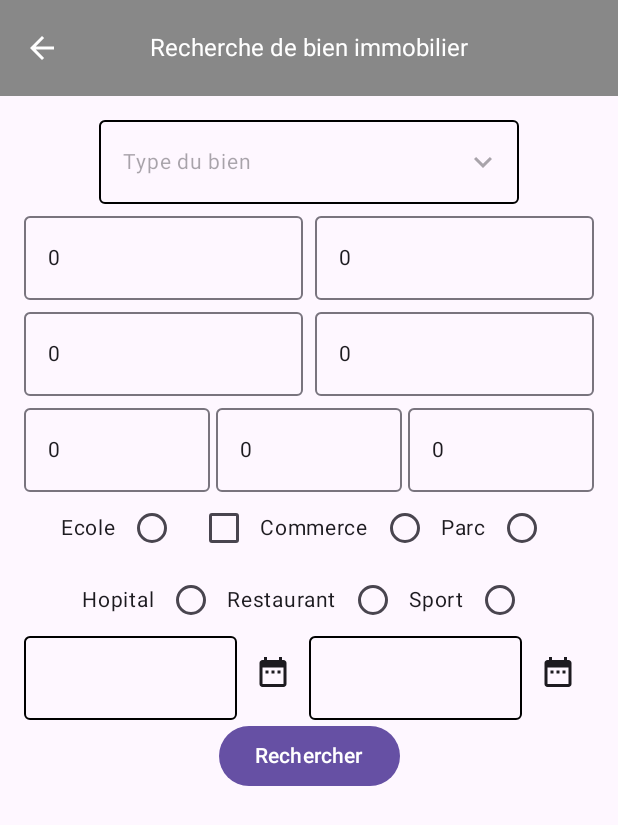
After one commit to Sbibouf/RealEstateManagerP09, an Android app built with Jetpack Compose: the SearchActivity screen opened directly, with no data from a screen before it, on a phone screen of 412 x 824 dp. The commit adds this screen. Shown: the top 825 px of the screen. Run offline under Robolectric (Android 15) with nearby library versions, the phone set to English and light mode, and no system bars.

```diff
--- a/app/src/main/AndroidManifest.xml
+++ b/app/src/main/AndroidManifest.xml
@@ -69,6 +69,12 @@
             android:theme="@style/Theme.RealEstateManager">
 
         </activity>
+        <activity
+            android:name="com.example.realestatemanager.SearchActivity"
+            android:exported="false"
+            android:theme="@style/Theme.RealEstateManager">
+
+        </activity>
         <meta-data android:name="com.google.android.geo.API_KEY" android:value="${MAPS_API_KEY}"/>
     </application>
 
--- /dev/null
+++ b/app/src/main/java/com/example/realestatemanager/SearchActivity.kt
@@ -0,0 +1,33 @@
+package com.example.realestatemanager
+
+import android.os.Bundle
+import androidx.activity.ComponentActivity
+import androidx.activity.compose.setContent
+import androidx.compose.foundation.layout.fillMaxSize
+import androidx.compose.material3.MaterialTheme
+import androidx.compose.material3.Surface
+import androidx.compose.ui.Modifier
+import com.example.realestatemanager.model.SearchCriteria
+import com.example.realestatemanager.ui.search.SearchCriteria
+import com.example.realestatemanager.ui.theme.EstateDetailTheme
+
+class SearchActivity : ComponentActivity() {
+    private val searchCriteria: SearchCriteria = SearchCriteria()
+    override fun onCreate(savedInstanceState: Bundle?) {
+        super.onCreate(savedInstanceState)
+        setContent {
+
+            EstateDetailTheme {
+                Surface(
+                    modifier = Modifier.fillMaxSize(),
+                    color = MaterialTheme.colorScheme.background
+                ) {
+                    SearchCriteria(searchCriteria = searchCriteria) {
+
+                    }
+
+                }
+            }
+        }
+    }
+}
--- a/app/src/main/java/com/example/realestatemanager/data/local/dao/LibraryDao.kt
+++ b/app/src/main/java/com/example/realestatemanager/data/local/dao/LibraryDao.kt
@@ -21,6 +21,9 @@ interface LibraryDao {
      */
     @Insert(onConflict = OnConflictStrategy.REPLACE)
     fun insert(estate: Estate)
+
+    @Insert(onConflict = OnConflictStrategy.REPLACE)
+    suspend fun getInsertedEstateId(estate: Estate): Long
 
     /**
      * Insert a new estatePhoto
--- a/app/src/main/java/com/example/realestatemanager/data/local/repository/EstateRepository.kt
+++ b/app/src/main/java/com/example/realestatemanager/data/local/repository/EstateRepository.kt
@@ -17,6 +17,8 @@ class EstateRepository @Inject constructor(private val libraryDao: LibraryDao){
 
     fun insertEstate(estate : Estate) = libraryDao.insert(estate)
 
+    suspend fun getInsertedEstateId(estate : Estate) : Long = libraryDao.getInsertedEstateId(estate)
+
     fun insertEstatePhoto(photo: EstatePhoto) = libraryDao.insertPhoto(photo)
 
     fun getAllEstateWithPhoto() : Flow<List<EstateWithPhotos>> = libraryDao.getAllEstateWithPhoto()
--- a/app/src/main/java/com/example/realestatemanager/model/SearchCriteria.kt
+++ b/app/src/main/java/com/example/realestatemanager/model/SearchCriteria.kt
@@ -1,18 +1,22 @@
 package com.example.realestatemanager.model
 
 data class SearchCriteria(
-    val minPrice : String,
-    val maxPrice : String,
-    val minSize : String,
-    val maxSize : String,
-    val school : Boolean,
-    val shops : Boolean,
-    val parc : Boolean,
-    val hospital : Boolean,
-    val restaurant : Boolean,
-    val sport : Boolean,
-    val entryDate : String,
-    val soldDate : String,
-    val soldState : Boolean,
+    var type : String = "",
+    var minPrice : Int = 0,
+    var maxPrice : Int = 0,
+    var minSize : Int = 0,
+    var maxSize : Int = 0,
+    var numberOfRooms : Int = 0,
+    var numberOfBedRooms : Int = 0,
+    var numberOfBathRooms : Int = 0,
+    var school : Boolean = false,
+    var shops : Boolean = false,
+    var parc : Boolean = false,
+    var hospital : Boolean = false,
+    var restaurant : Boolean = false,
+    var sport : Boolean = false,
+    var entryDate : String = "",
+    var soldDate : String = "",
+    var soldState : Boolean = false,
 
 )
--- /dev/null
+++ b/app/src/main/java/com/example/realestatemanager/ui/search/SearchScreen.kt
@@ -0,0 +1,390 @@
+package com.example.realestatemanager.ui.search
+
+import androidx.compose.foundation.clickable
+import androidx.compose.foundation.layout.Column
+import androidx.compose.foundation.layout.Row
+import androidx.compose.foundation.layout.Spacer
+import androidx.compose.foundation.layout.fillMaxSize
+import androidx.compose.foundation.layout.fillMaxWidth
+import androidx.compose.foundation.layout.height
+import androidx.compose.foundation.layout.padding
+import androidx.compose.foundation.layout.width
+import androidx.compose.foundation.rememberScrollState
+import androidx.compose.foundation.text.KeyboardOptions
+import androidx.compose.foundation.verticalScroll
+import androidx.compose.material.icons.Icons
+import androidx.compose.material.icons.automirrored.filled.ArrowBack
+import androidx.compose.material.icons.filled.DateRange
+import androidx.compose.material.icons.filled.KeyboardArrowDown
+import androidx.compose.material3.Button
+import androidx.compose.material3.CenterAlignedTopAppBar
+import androidx.compose.material3.Checkbox
+import androidx.compose.material3.DatePicker
+import androidx.compose.material3.DatePickerDialog
+import androidx.compose.material3.DropdownMenu
+import androidx.compose.material3.DropdownMenuItem
+import androidx.compose.material3.ExperimentalMaterial3Api
+import androidx.compose.material3.Icon
+import androidx.compose.material3.IconButton
+import androidx.compose.material3.MaterialTheme
+import androidx.compose.material3.OutlinedTextField
+import androidx.compose.material3.OutlinedTextFieldDefaults
+import androidx.compose.material3.RadioButton
+import androidx.compose.material3.Scaffold
+import androidx.compose.material3.SelectableDates
+import androidx.compose.material3.Surface
+import androidx.compose.material3.Text
+import androidx.compose.material3.TopAppBarDefaults
+import androidx.compose.material3.rememberDatePickerState
+import androidx.compose.runtime.Composable
+import androidx.compose.runtime.getValue
+import androidx.compose.runtime.mutableStateOf
+import androidx.compose.runtime.remember
+import androidx.compose.runtime.setValue
+import androidx.compose.ui.Alignment
+import androidx.compose.ui.Modifier
+import androidx.compose.ui.graphics.Color
+import androidx.compose.ui.res.stringResource
+import androidx.compose.ui.text.TextStyle
+import androidx.compose.ui.text.input.ImeAction
+import androidx.compose.ui.text.input.KeyboardType
+import androidx.compose.ui.tooling.preview.Preview
+import androidx.compose.ui.unit.dp
+import androidx.compose.ui.unit.sp
+import com.example.realestatemanager.R
+import com.example.realestatemanager.model.SearchCriteria
+import java.text.SimpleDateFormat
+import java.util.Date
+import java.util.Locale
+
+@OptIn(ExperimentalMaterial3Api::class)
+@Composable
+fun SearchCriteria(searchCriteria: SearchCriteria, onBackClick: () -> Unit) {
+
+    Scaffold(
+        topBar = {
+            CenterAlignedTopAppBar(
+                colors = TopAppBarDefaults.topAppBarColors(
+                    containerColor = Color.Gray,
+                    titleContentColor = Color.White,
+                    navigationIconContentColor = Color.White,
+                    actionIconContentColor = Color.White
+                ),
+                title = {
+                    Text(
+                        text = "Recherche de bien immobilier",
+                        style = TextStyle.Default.copy(fontSize = 16.sp)
+                    )
+                },
+                navigationIcon = {
+                    IconButton(onClick = { onBackClick() }) {
+                        Icon(
+                            imageVector = Icons.AutoMirrored.Filled.ArrowBack,
+                            contentDescription = null
+                        )
+                    }
+                },
+
+                )
+        },
+        content = {
+            Column(
+                modifier = Modifier
+                    .fillMaxWidth()
+                    .padding(it)
+            ) {
+
+                SearchForm(searchCriteria = searchCriteria)
+            }
+
+        })
+}
+
+@Composable
+fun SearchForm(
+    searchCriteria: SearchCriteria,
+) {
+
+    var showDatePicker by remember { mutableStateOf(false) }
+    var dateType by remember { mutableStateOf("") }
+
+    var isDropDownMenuExpanded by remember { mutableStateOf(false) }
+    val estateType = listOf("House", "Flat", "Penthouse", "Villa", "Duplex", "Triplex")
+
+    Surface(
+        modifier = Modifier.fillMaxSize(),
+        color = MaterialTheme.colorScheme.background
+    ) {
+        Column(
+            modifier = Modifier
+                .verticalScroll(rememberScrollState())
+                .fillMaxSize()
+                .padding(16.dp),
+            horizontalAlignment = Alignment.CenterHorizontally
+        ) {
+
+            OutlinedTextField(
+                value = searchCriteria.type,
+                onValueChange = { newValue -> searchCriteria.type = newValue },
+                placeholder = {
+                    Text(stringResource(R.string.Nom_du_bien_immobilier))
+                },
+                enabled = false,
+                trailingIcon = {
+                    Icon(
+                        imageVector = Icons.Default.KeyboardArrowDown,
+                        contentDescription = null
+                    )
+                },
+                colors = OutlinedTextFieldDefaults.colors(
+                    disabledTextColor = Color.Black,
+                    focusedBorderColor = Color.Black,
+                    unfocusedBorderColor = Color.Black,
+                    disabledBorderColor = Color.Black,
+                ),
+                modifier = Modifier.clickable { isDropDownMenuExpanded = true })
+
+            DropdownMenu(
+                expanded = isDropDownMenuExpanded,
+                onDismissRequest = { isDropDownMenuExpanded = false }) {
+                estateType.forEach { option ->
+                    DropdownMenuItem(onClick = {
+                        searchCriteria.type = option
+                        isDropDownMenuExpanded = false
+                    }, text = { Text(text = option) })
+
+
+                }
+            }
+
+            Spacer(modifier = Modifier.height(8.dp))
+
+
+            Row {
+                OutlinedTextField(
+                    value = searchCriteria.minPrice.toString(),
+                    onValueChange = { newValue ->
+                        searchCriteria.minPrice = newValue.toInt()
+                    },
+                    modifier = Modifier.weight(1f)
+                )
+                Spacer(modifier = Modifier.width(8.dp))
+
+                OutlinedTextField(
+                    value = searchCriteria.maxPrice.toString(),
+                    onValueChange = { newValue ->
+                        searchCriteria.maxPrice = newValue.toInt()
+                    },
+                    modifier = Modifier.weight(1f)
+                )
+            }
+            Spacer(modifier = Modifier.height(8.dp))
+            Row {
+                OutlinedTextField(
+                    value = searchCriteria.minSize.toString(),
+                    onValueChange = { newValue ->
+                        searchCriteria.minSize = newValue.toInt()
+                    },
+                    modifier = Modifier.weight(1f)
+                )
+                Spacer(modifier = Modifier.width(8.dp))
+
+                OutlinedTextField(
+                    value = searchCriteria.maxSize.toString(),
+                    onValueChange = { newValue ->
+                        searchCriteria.maxSize = newValue.toInt()
+                    },
+                    modifier = Modifier.weight(1f)
+                )
+            }
+            Spacer(modifier = Modifier.height(8.dp))
+
+            Row {
+                OutlinedTextField(
+                    value = searchCriteria.numberOfRooms.toString(),
+                    onValueChange = { newValue -> searchCriteria.numberOfRooms = newValue.toInt() },
+                    keyboardOptions = KeyboardOptions(
+                        keyboardType = KeyboardType.Number,
+                        imeAction = ImeAction.Done
+                    ),
+                    placeholder = {
+                        Text(stringResource(R.string.Number_of_rooms))
+                    },
+                    modifier = Modifier
+                        .weight(1f)
+                )
+                Spacer(modifier = Modifier.width(4.dp))
+
+                OutlinedTextField(
+                    value = searchCriteria.numberOfBedRooms.toString(),
+                    onValueChange = { newValue ->
+                        searchCriteria.numberOfBedRooms = newValue.toInt()
+                    },
+                    keyboardOptions = KeyboardOptions(
+                        keyboardType = KeyboardType.Number,
+                        imeAction = ImeAction.Done
+                    ),
+                    placeholder = {
+                        Text(stringResource(R.string.Number_of_bedrooms))
+                    },
+                    modifier = Modifier
+                        .weight(1f)
+                )
+
+                Spacer(modifier = Modifier.width(4.dp))
+                OutlinedTextField(
+                    value = searchCriteria.numberOfBathRooms.toString(),
+                    onValueChange = { newValue ->
+                        searchCriteria.numberOfBathRooms = newValue.toInt()
+                    },
+                    keyboardOptions = KeyboardOptions(
+                        keyboardType = KeyboardType.Number,
+                        imeAction = ImeAction.Done
+                    ),
+                    placeholder = {
+                        Text(stringResource(R.string.Number_of_bathrooms))
+                    },
+                    modifier = Modifier
+                        .weight(1f)
+                )
+            }
+
+            Row(verticalAlignment = Alignment.CenterVertically) {
+
+                Text(text = "Ecole")
+                RadioButton(selected = searchCriteria.school, onClick = { /*TODO*/ })
+                Checkbox(checked = searchCriteria.school, onCheckedChange ={} )
+                Text(text = "Commerce")
+                RadioButton(selected = searchCriteria.shops, onClick = { /*TODO*/ })
+                Text(text = "Parc")
+                RadioButton(selected = searchCriteria.parc, onClick = { /*TODO*/ })
+            }
+            Row(verticalAlignment = Alignment.CenterVertically) {
+                Text(text = "Hopital")
+                RadioButton(selected = searchCriteria.hospital, onClick = { /*TODO*/ })
+                Text(text = "Restaurant")
+                RadioButton(selected = searchCriteria.restaurant, onClick = { /*TODO*/ })
+                Text(text = "Sport")
+                RadioButton(selected = searchCriteria.sport, onClick = { /*TODO*/ })
+            }
+            Row {
+                OutlinedTextField(
+                    value = searchCriteria.entryDate,
+                    onValueChange = { newValue ->
+                        searchCriteria.entryDate = newValue
+                    },
+                    modifier = Modifier.weight(1f),
+                    placeholder = { stringResource(R.string.Date_entrée) },
+                    enabled = false,
+                    colors = OutlinedTextFieldDefaults.colors(
+                        disabledTextColor = Color.Black,
+                        focusedBorderColor = Color.Black,
+                        unfocusedBorderColor = Color.Black,
+                        disabledBorderColor = Color.Black,
+                    )
+                )
+                IconButton(onClick = {
+                    showDatePicker = true
+                    dateType = "entryDate"
+                }) {
+                    Icon(imageVector = Icons.Default.DateRange, contentDescription = null)
+                }
+                OutlinedTextField(
+                    value = searchCriteria.soldDate,
+                    onValueChange = { newValue ->
+                        searchCriteria.soldDate = newValue
+                    },
+                    modifier = Modifier.weight(1f),
+                    placeholder = { stringResource(R.string.Date_vente) },
+                    enabled = false,
+                    colors = OutlinedTextFieldDefaults.colors(
+                        disabledTextColor = Color.Black,
+                        focusedBorderColor = Color.Black,
+                        unfocusedBorderColor = Color.Black,
+                        disabledBorderColor = Color.Black,
+                    )
+                )
+                IconButton(onClick = {
+                    showDatePicker = true
+                    dateType = "soldDate"
+                }) {
+                    Icon(imageVector = Icons.Default.DateRange, contentDescription = null)
+                }
+            }
+
+            Button(onClick = {
+
+            }) {
+                Text(stringResource(R.string.Rechercher))
+            }
+        }
+
+
+    }
+    if (showDatePicker && dateType == "entryDate") {
+        MyDatePickerDialog(
+            onDateSelected = { newValue -> searchCriteria.entryDate = newValue },
+            onDismiss = { showDatePicker = false })
+
+    } else if (showDatePicker && dateType == "soldDate") {
+        MyDatePickerDialog(
+            onDateSelected = { newValue -> searchCriteria.soldDate = newValue },
+            onDismiss = { showDatePicker = false })
+    }
+}
+
+private fun convertMillisToDate(millis: Long): String {
+    val formatter = SimpleDateFormat("dd/MM/yyyy", Locale.FRANCE)
+    return formatter.format(Date(millis))
+}
+
+@OptIn(ExperimentalMaterial3Api::class)
+@Composable
+fun MyDatePickerDialog(
+    onDateSelected: (String) -> Unit,
+    onDismiss: () -> Unit
+) {
+    val datePickerState = rememberDatePickerState(selectableDates = object : SelectableDates {
+        override fun isSelectableDate(utcTimeMillis: Long): Boolean {
+            return utcTimeMillis <= System.currentTimeMillis()
+        }
+    })
+
+    val selectedDate = datePickerState.selectedDateMillis?.let {
+        convertMillisToDate(it)
+    } ?: ""
+
+    DatePickerDialog(
+        onDismissRequest = { onDismiss() },
+        confirmButton = {
+            Button(onClick = {
+                onDateSelected(selectedDate)
+                onDismiss()
+            }
+
+            ) {
+                Text(text = "OK")
+            }
+        },
+        dismissButton = {
+            Button(onClick = {
+                onDismiss()
+            }) {
+                Text(text = "Annuler")
+            }
+        }
+    ) {
+        DatePicker(
+            state = datePickerState
+        )
+    }
+}
+
+@Preview
+@Composable
+fun Search() {
+    val searchCriteria = SearchCriteria()
+    SearchCriteria(searchCriteria = searchCriteria) {
+
+    }
+}
--- a/app/src/main/res/values/strings.xml
+++ b/app/src/main/res/values/strings.xml
@@ -15,4 +15,5 @@
     <string name="Valider">Ajouter le bien</string>
     <string name="Erreur_adress">l\'adresse renseigner est incomplète pour afficher la carte </string>
     <string name="Simulateur"> Simulateur de prêt immobilier </string>
+    <string name="Rechercher"> Rechercher </string>
 </resources>
--- a/app/src/main/res/xml/path_provider.xml
+++ b/app/src/main/res/xml/path_provider.xml
@@ -4,8 +4,8 @@
         name="my_images"
         path="images/" />
     <cache-path
-        name="my_images"
-        path="images/" />
+        name="cache"
+        path="." />
     <external-files-path name="cache" path="/"/>
     <external-path
         name="my_images"
```
Also changed, not shown: app/src/main/java/com/example/realestatemanager/AddEstateActivity.kt (+15 -6 lines), app/src/main/java/com/example/realestatemanager/MainActivity.kt (+3 -4 lines), app/src/main/java/com/example/realestatemanager/ui/addEstate/AddEstate.kt (+60 -39 lines), app/src/main/java/com/example/realestatemanager/ui/addEstate/AddEstateViewModel.kt (+50 -59 lines), app/src/main/java/com/example/realestatemanager/ui/estateList/EstateDetail.kt (+13 -4 lines).
